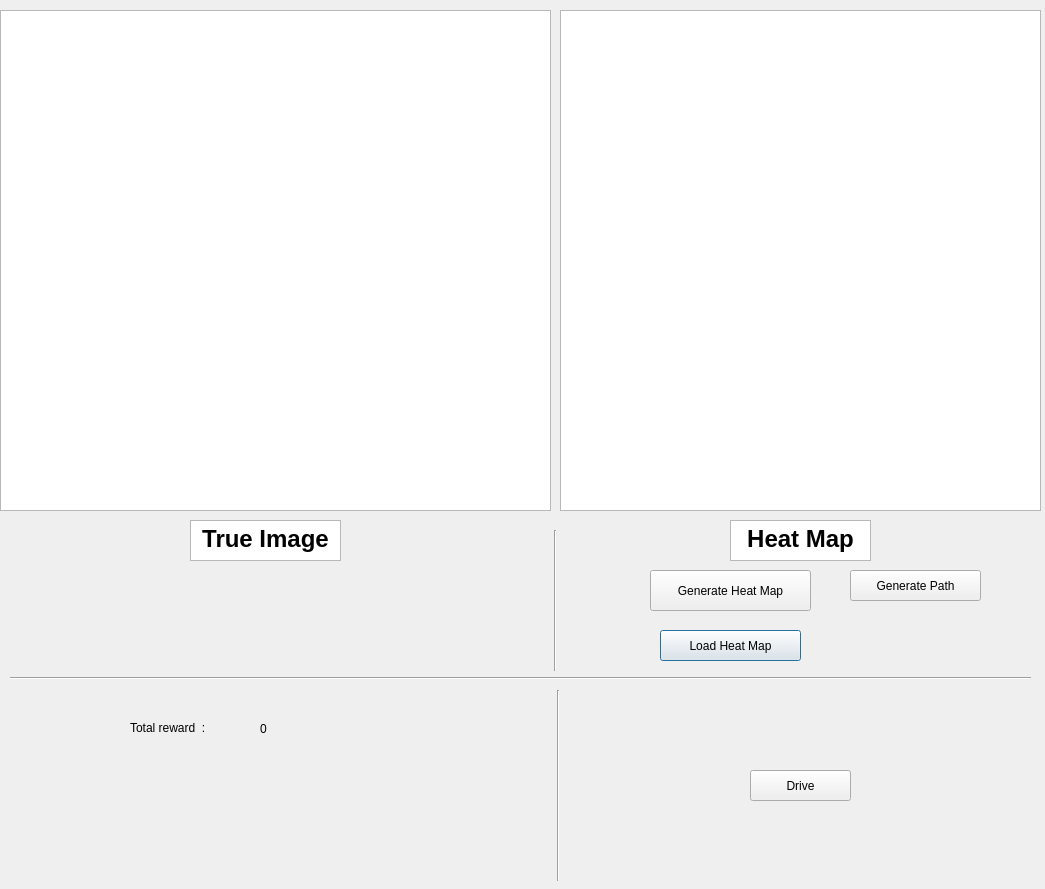
This is uis/simulator.ui in sharanjeetsinghmago/online_reward_shaping as Qt 5 draws it before an edit. The edited form follows.
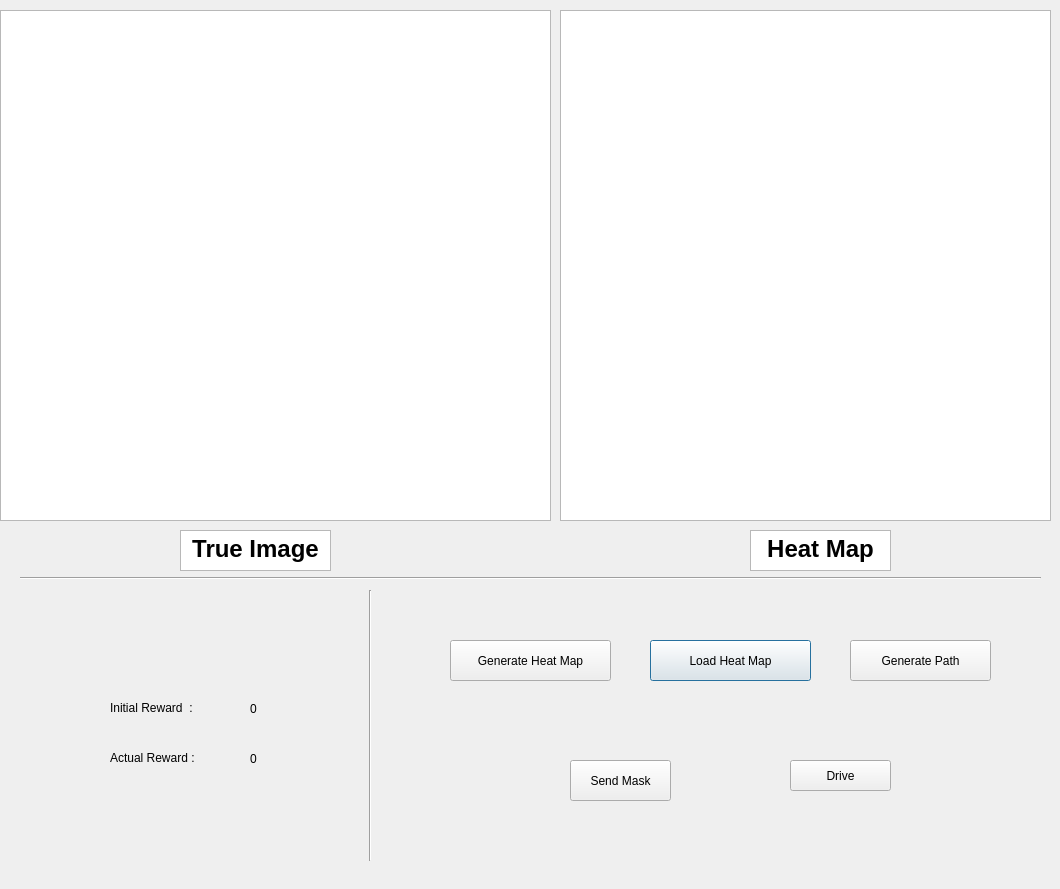
This is the edited form.

Diff of the .ui file:
```diff
--- a/uis/simulator.ui
+++ b/uis/simulator.ui
@@ -6,7 +6,7 @@
    <rect>
     <x>0</x>
     <y>0</y>
-    <width>1045</width>
+    <width>1060</width>
     <height>889</height>
    </rect>
   </property>
@@ -32,7 +32,7 @@
      <x>0</x>
      <y>10</y>
      <width>551</width>
-     <height>501</height>
+     <height>511</height>
     </rect>
    </property>
   </widget>
@@ -41,18 +41,18 @@
     <rect>
      <x>560</x>
      <y>10</y>
-     <width>481</width>
-     <height>501</height>
+     <width>491</width>
+     <height>511</height>
     </rect>
    </property>
   </widget>
   <widget class="QPushButton" name="button_heatmap">
    <property name="geometry">
     <rect>
-     <x>660</x>
-     <y>630</y>
-     <width>141</width>
-     <height>31</height>
+     <x>650</x>
+     <y>640</y>
+     <width>161</width>
+     <height>41</height>
     </rect>
    </property>
    <property name="text">
@@ -62,8 +62,8 @@
   <widget class="QPushButton" name="button_generate_heatmap">
    <property name="geometry">
     <rect>
-     <x>650</x>
-     <y>570</y>
+     <x>450</x>
+     <y>640</y>
      <width>161</width>
      <height>41</height>
     </rect>
@@ -75,8 +75,8 @@
   <widget class="Line" name="line">
    <property name="geometry">
     <rect>
-     <x>10</x>
-     <y>670</y>
+     <x>20</x>
+     <y>570</y>
      <width>1021</width>
      <height>16</height>
     </rect>
@@ -85,26 +85,13 @@
     <enum>Qt::Horizontal</enum>
    </property>
   </widget>
-  <widget class="Line" name="line_2">
-   <property name="geometry">
-    <rect>
-     <x>540</x>
-     <y>530</y>
-     <width>31</width>
-     <height>141</height>
-    </rect>
-   </property>
-   <property name="orientation">
-    <enum>Qt::Vertical</enum>
-   </property>
-  </widget>
   <widget class="Line" name="line_3">
    <property name="geometry">
     <rect>
-     <x>550</x>
-     <y>690</y>
-     <width>16</width>
-     <height>191</height>
+     <x>360</x>
+     <y>590</y>
+     <width>20</width>
+     <height>271</height>
     </rect>
    </property>
    <property name="orientation">
@@ -115,9 +102,9 @@
    <property name="geometry">
     <rect>
      <x>850</x>
-     <y>570</y>
-     <width>131</width>
-     <height>31</height>
+     <y>640</y>
+     <width>141</width>
+     <height>41</height>
     </rect>
    </property>
    <property name="text">
@@ -127,8 +114,8 @@
   <widget class="QTextBrowser" name="textBrowser_2">
    <property name="geometry">
     <rect>
-     <x>190</x>
-     <y>520</y>
+     <x>180</x>
+     <y>530</y>
      <width>151</width>
      <height>41</height>
     </rect>
@@ -144,8 +131,8 @@
   <widget class="QTextBrowser" name="textBrowser_3">
    <property name="geometry">
     <rect>
-     <x>730</x>
-     <y>520</y>
+     <x>750</x>
+     <y>530</y>
      <width>141</width>
      <height>41</height>
     </rect>
@@ -161,8 +148,8 @@
   <widget class="QPushButton" name="button_drive">
    <property name="geometry">
     <rect>
-     <x>750</x>
-     <y>770</y>
+     <x>790</x>
+     <y>760</y>
      <width>101</width>
      <height>31</height>
     </rect>
@@ -174,8 +161,8 @@
   <widget class="QLabel" name="label_reward">
    <property name="geometry">
     <rect>
-     <x>260</x>
-     <y>720</y>
+     <x>250</x>
+     <y>700</y>
      <width>67</width>
      <height>17</height>
     </rect>
@@ -187,14 +174,53 @@
   <widget class="QLabel" name="label_2">
    <property name="geometry">
     <rect>
-     <x>130</x>
-     <y>720</y>
+     <x>110</x>
+     <y>700</y>
      <width>111</width>
      <height>16</height>
     </rect>
    </property>
    <property name="text">
-    <string>Total reward  :</string>
+    <string>Initial Reward  :</string>
+   </property>
+  </widget>
+  <widget class="QPushButton" name="button_send_mask">
+   <property name="geometry">
+    <rect>
+     <x>570</x>
+     <y>760</y>
+     <width>101</width>
+     <height>41</height>
+    </rect>
+   </property>
+   <property name="text">
+    <string>Send Mask</string>
+   </property>
+  </widget>
+  <widget class="QLabel" name="label">
+   <property name="geometry">
+    <rect>
+     <x>110</x>
+     <y>750</y>
+     <width>111</width>
+     <height>16</height>
+    </rect>
+   </property>
+   <property name="text">
+    <string>Actual Reward :</string>
+   </property>
+  </widget>
+  <widget class="QLabel" name="label_actual_reward">
+   <property name="geometry">
+    <rect>
+     <x>250</x>
+     <y>750</y>
+     <width>67</width>
+     <height>17</height>
+    </rect>
+   </property>
+   <property name="text">
+    <string>0</string>
    </property>
   </widget>
  </widget>
```
